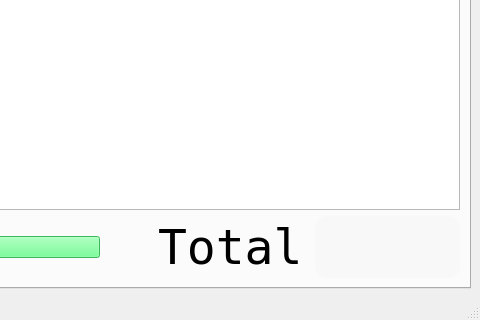
Qt form ventanaPrincipal.ui (MatiSalinas/PoSLibreria) before a commit; both pictures show x 572 to 1052 and y 516 to 836 of the 1052 by 836 pixel window.
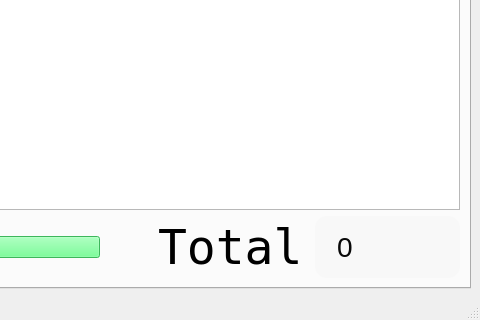
The same form after that commit. The open tabs and pages were chosen to show the change.

```diff
--- a/ventanaPrincipal.ui
+++ b/ventanaPrincipal.ui
@@ -262,7 +262,7 @@
 border-radius: 12px;</string>
           </property>
           <property name="text">
-           <string/>
+           <string>0</string>
           </property>
          </widget>
         </item>
```
Left out of the diff: 4 changed lines with no effect on the pictures.
